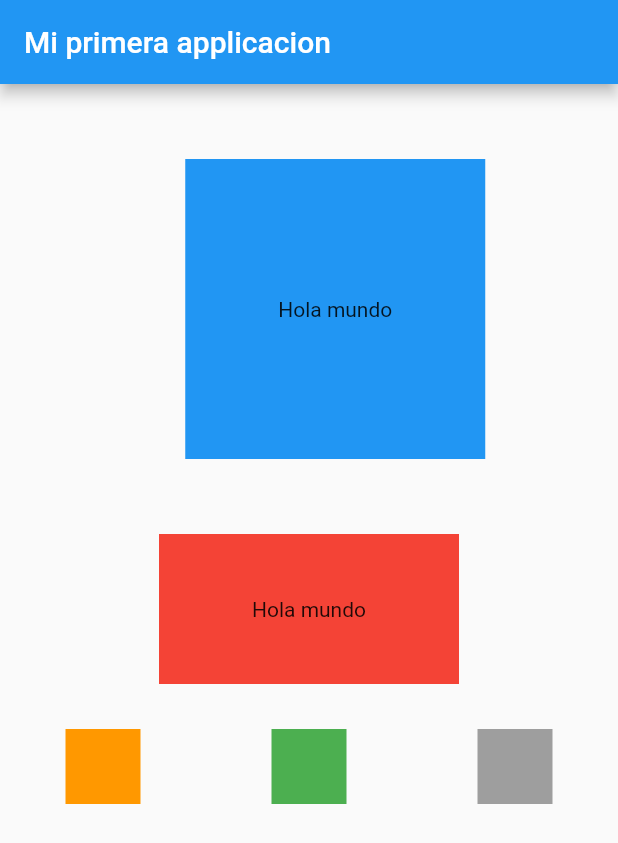
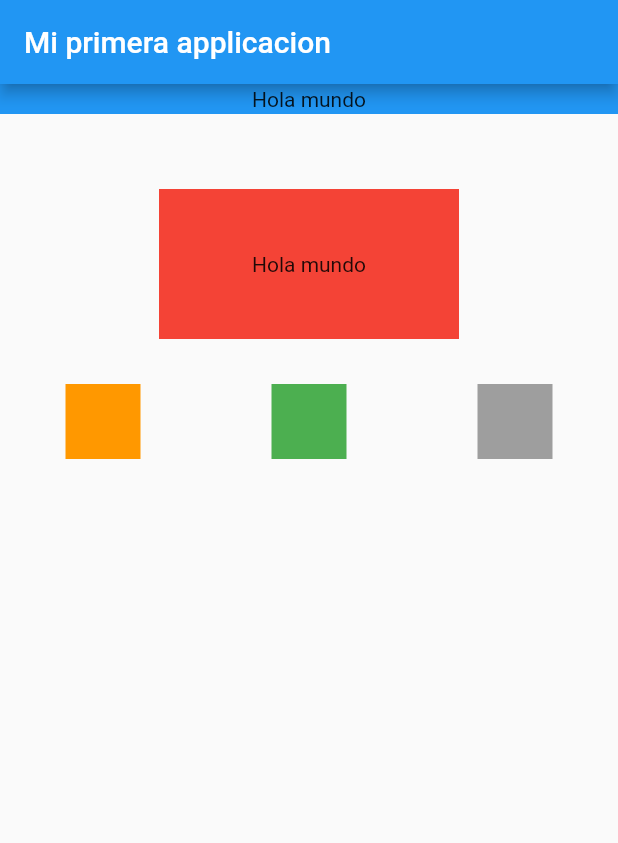
Before and after one commit to cristianfchq/studyJamCato, a Flutter app: the screen it shows after launch, on a phone screen of 412 x 824 dp. Shown: the top 843 px of the screen. Run offline on Flutter 3.47's test engine with Material 2 defaults, Android fonts, the phone set to English and light mode, and no system bars.

Commit message:
quinto2 commit

```diff
--- a/lib/main.dart
+++ b/lib/main.dart
@@ -29,11 +29,12 @@ class MyApp extends StatelessWidget {
         body:Column(
           children: <Widget>[
             Container(
-              width: 200.0,
-              height: 200.0,
+              //width: 200.0,
+              height: 20.0,
+              //color Color(0xFF388E3C),
               color: Colors.blue,
               //magen
-              margin: EdgeInsets.only(top: 50.0,left: 35.0),
+              //margin: EdgeInsets.only(top: 50.0,left: 35.0),
               //margin: EdgeInsets.all(20.0),
               child: Center(
                 child: Text("Hola mundo"),
```
